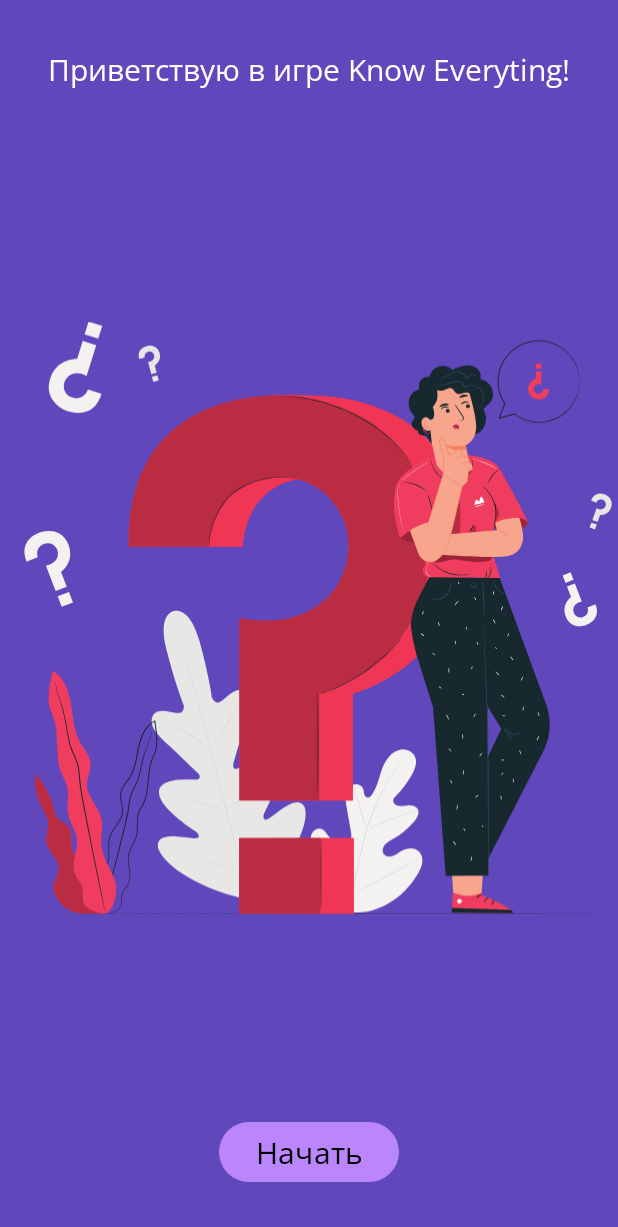
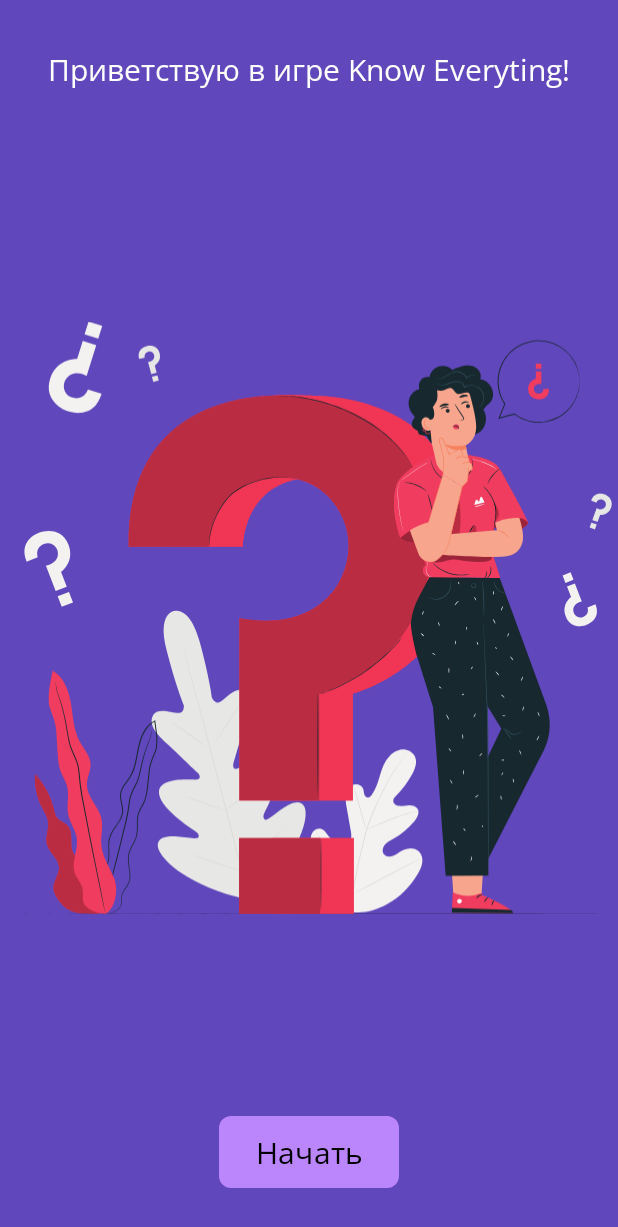
Before and after one commit to nikitam1337/android_dev_1_2022, an Android app: the screen it shows after launch (MainActivity), on a phone screen of 412 x 824 dp. Shown: the top 1227 px of the screen. Run offline under Robolectric (Android 15) with nearby library versions, the phone set to English and light mode, and no system bars; our stand-ins replace navigation-ui.

Commit message:
start task 3 from hw8

```diff
--- a/m8_quiz_animation/quizApp/app/src/main/java/com/example/know_everything/WelcomeFragment.kt
+++ b/m8_quiz_animation/quizApp/app/src/main/java/com/example/know_everything/WelcomeFragment.kt
@@ -1,5 +1,7 @@
 package com.example.know_everything
 
+import android.app.ActivityOptions
+import android.content.Intent
 import android.os.Bundle
 import androidx.fragment.app.Fragment
 import android.view.LayoutInflater
@@ -27,9 +29,11 @@
 
     override fun onViewCreated(view: View, savedInstanceState: Bundle?) {
         super.onViewCreated(view, savedInstanceState)
+
         binding.buttonStart.setOnClickListener {
             findNavController().navigate(R.id.action_WelcomeFragment_to_SurveyFragment)
         }
+
     }
 
     override fun onDestroyView() {
--- /dev/null
+++ b/m8_quiz_animation/quizApp/app/src/main/res/anim/from_left_anim.xml
@@ -0,0 +1,8 @@
+<?xml version="1.0" encoding="utf-8"?>
+<set xmlns:android="http://schemas.android.com/apk/res/android">
+    <translate
+        android:duration="800"
+        android:interpolator="@android:anim/decelerate_interpolator"
+        android:fromXDelta="-100%"
+        android:toXDelta="0%" />
+</set>
--- /dev/null
+++ b/m8_quiz_animation/quizApp/app/src/main/res/anim/from_right_anim.xml
@@ -0,0 +1,8 @@
+<?xml version="1.0" encoding="utf-8"?>
+<set xmlns:android="http://schemas.android.com/apk/res/android">
+    <translate
+        android:duration="800"
+        android:interpolator="@android:anim/decelerate_interpolator"
+        android:fromXDelta="100%"
+        android:toXDelta="0%" />
+</set>
--- /dev/null
+++ b/m8_quiz_animation/quizApp/app/src/main/res/anim/to_left_anim.xml
@@ -0,0 +1,8 @@
+<?xml version="1.0" encoding="utf-8"?>
+<set xmlns:android="http://schemas.android.com/apk/res/android">
+    <translate
+        android:duration="800"
+        android:interpolator="@android:anim/decelerate_interpolator"
+        android:fromXDelta="0%"
+        android:toXDelta="-100%" />
+</set>
--- /dev/null
+++ b/m8_quiz_animation/quizApp/app/src/main/res/anim/to_right_anim.xml
@@ -0,0 +1,8 @@
+<?xml version="1.0" encoding="utf-8"?>
+<set xmlns:android="http://schemas.android.com/apk/res/android">
+    <translate
+        android:duration="800"
+        android:interpolator="@android:anim/decelerate_interpolator"
+        android:fromXDelta="0%"
+        android:toXDelta="100%" />
+</set>
--- /dev/null
+++ b/m8_quiz_animation/quizApp/app/src/main/res/drawable/custom_ripple_effect.xml
@@ -0,0 +1,10 @@
+<?xml version="1.0" encoding="utf-8"?>
+<ripple xmlns:android="http://schemas.android.com/apk/res/android"
+    android:color="@color/ic_launcher_background">
+    <item>
+        <shape android:shape="rectangle">
+            <solid android:color="@color/purple_"/>
+            <corners android:radius="8dp"/>
+        </shape>
+    </item>
+</ripple>
--- a/m8_quiz_animation/quizApp/app/src/main/res/layout/fragment_survey_screen.xml
+++ b/m8_quiz_animation/quizApp/app/src/main/res/layout/fragment_survey_screen.xml
@@ -4,7 +4,6 @@
     android:layout_width="match_parent"
     android:layout_height="match_parent"
     android:background="#EBCFF8"
-
     tools:context=".SurveyScreenFragment">
 
 
--- a/m8_quiz_animation/quizApp/app/src/main/res/layout/fragment_welcome.xml
+++ b/m8_quiz_animation/quizApp/app/src/main/res/layout/fragment_welcome.xml
@@ -12,7 +12,6 @@
         android:id="@+id/welcome_picture"
         android:layout_width="match_parent"
         android:layout_height="match_parent"
-
         android:contentDescription="@string/welcome_picture_name"
         android:src="@drawable/welcome_picture"
         tools:layout_editor_absoluteX="0dp"
@@ -37,6 +36,10 @@
         android:layout_width="wrap_content"
         android:layout_height="wrap_content"
         android:layout_marginVertical="32dp"
+        android:background="@drawable/custom_ripple_effect"
+        android:clickable="true"
+        android:focusable="true"
+        app:cornerRadius="32dp"
         android:text="@string/button_start"
         android:textSize="20sp"
         app:layout_constraintBottom_toBottomOf="parent"
--- a/m8_quiz_animation/quizApp/app/src/main/res/layout/welcome_screen.xml
+++ /dev/null
@@ -1,28 +0,0 @@
-<?xml version="1.0" encoding="utf-8"?>
-<androidx.constraintlayout.widget.ConstraintLayout xmlns:android="http://schemas.android.com/apk/res/android"
-    xmlns:tools="http://schemas.android.com/tools"
-    xmlns:app="http://schemas.android.com/apk/res-auto"
-    android:id="@+id/container"
-    android:layout_width="match_parent"
-    android:layout_height="match_parent"
-    tools:context=".MainActivity">
-
-    <ImageView
-        android:id="@+id/welcome_picture"
-        android:layout_width="match_parent"
-        android:layout_height="match_parent"
-        android:src="@drawable/welcome_picture"
-        android:contentDescription="@string/welcome_picture_name" />
-
-    <com.google.android.material.button.MaterialButton
-        android:id="@+id/button_continue"
-        android:layout_width="wrap_content"
-        android:layout_height="wrap_content"
-        android:text="@string/button_continue"
-        app:layout_constraintBottom_toBottomOf="parent"
-        app:layout_constraintStart_toStartOf="parent"
-        app:layout_constraintEnd_toEndOf="parent"
-        android:layout_marginVertical="32dp"/>
-
-
-</androidx.constraintlayout.widget.ConstraintLayout>
--- a/m8_quiz_animation/quizApp/app/src/main/res/navigation/nav_graph.xml
+++ b/m8_quiz_animation/quizApp/app/src/main/res/navigation/nav_graph.xml
@@ -11,7 +11,11 @@
         tools:layout="@layout/fragment_welcome">
         <action
             android:id="@+id/action_WelcomeFragment_to_SurveyFragment"
-            app:destination="@id/SurveyFragment" />
+            app:destination="@id/SurveyFragment"
+            app:enterAnim="@anim/from_right_anim"
+            app:exitAnim="@anim/to_left_anim"
+            app:popEnterAnim="@anim/from_left_anim"
+            app:popExitAnim="@anim/to_right_anim" />
     </fragment>
     <fragment
         android:id="@+id/SurveyFragment"
@@ -21,10 +25,18 @@
         <action
             android:id="@+id/action_SurveyFragment_to_ResultFragment"
             app:destination="@id/ResultFragment"
+            app:enterAnim="@anim/from_right_anim"
+            app:exitAnim="@anim/to_left_anim"
+            app:popEnterAnim="@anim/from_left_anim"
+            app:popExitAnim="@anim/to_right_anim"
             app:popUpTo="@id/WelcomeFragment" />
         <action
             android:id="@+id/action_SurveyFragment_to_WelcomeFragment"
             app:destination="@id/WelcomeFragment"
+            app:enterAnim="@anim/from_right_anim"
+            app:exitAnim="@anim/to_left_anim"
+            app:popEnterAnim="@anim/from_left_anim"
+            app:popExitAnim="@anim/to_right_anim"
             app:popUpTo="@id/WelcomeFragment"
             app:popUpToInclusive="true" />
     </fragment>
@@ -37,6 +49,10 @@
         <action
             android:id="@+id/action_ResultFragment_to_SurveyFragment"
             app:destination="@id/SurveyFragment"
+            app:enterAnim="@anim/from_right_anim"
+            app:exitAnim="@anim/to_left_anim"
+            app:popEnterAnim="@anim/from_left_anim"
+            app:popExitAnim="@anim/to_right_anim"
             app:popUpTo="@id/WelcomeFragment" />
     </fragment>
 </navigation>
--- /dev/null
+++ b/m8_quiz_animation/quizApp/app/src/main/res/values/styles.xml
@@ -0,0 +1,3 @@
+<?xml version="1.0" encoding="utf-8"?>
+<resources>
+</resources>
--- a/m8_quiz_animation/quizApp/app/src/main/res/values/themes.xml
+++ b/m8_quiz_animation/quizApp/app/src/main/res/values/themes.xml
@@ -12,6 +12,12 @@
         <item name="android:statusBarColor" tools:targetApi="l">@color/purple_</item>
         <!-- Customize your theme here. -->
         <item name="fontFamily">@font/opensans_regular</item>
+
+        <item name="android:windowContentTransitions">true</item>
+        <item name="android:windowEnterTransition">@android:transition/slide_left</item>
+        <item name="android:windowExitTransition">@android:transition/slide_right</item>
+
+
     </style>
 
     <style name="Theme.Know_everything" parent="Base.Theme.Know_everything" />
```
